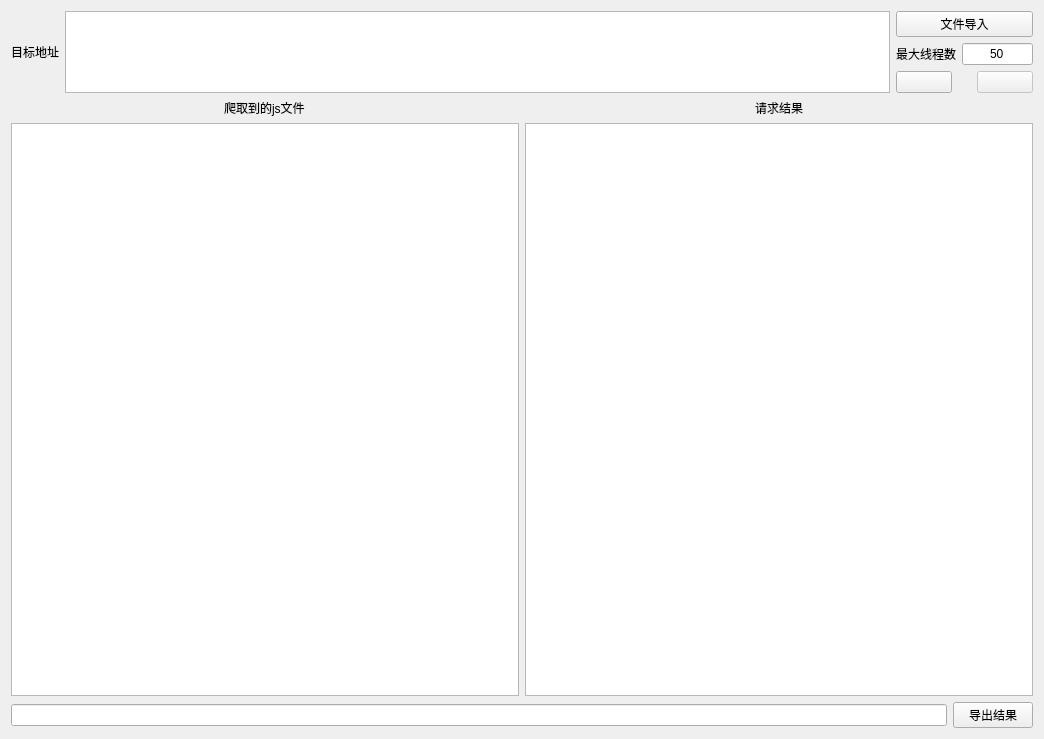
The window that ui/ui_main.ui (abcd1234564499sc/scanJSUrlThreading) describes before a commit, drawn with Qt 5.
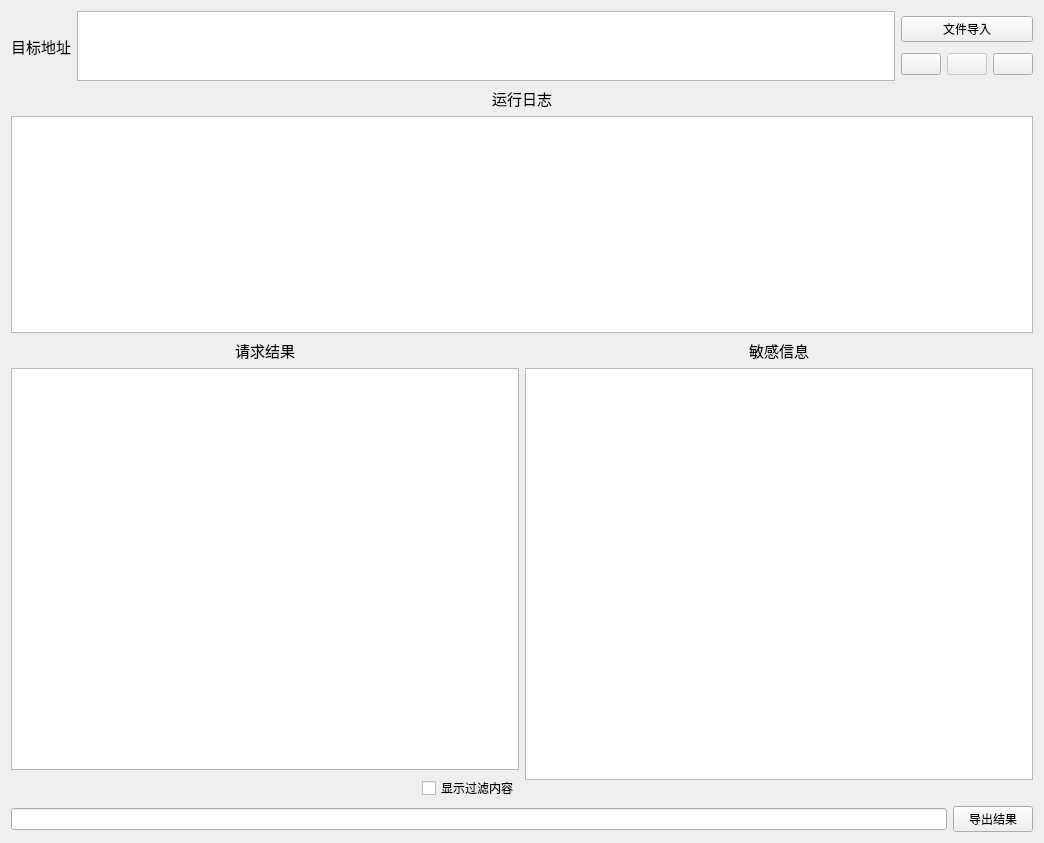
The same window after the commit. Icons and pictures are not drawn.

```diff
--- a/ui/ui_main.ui
+++ b/ui/ui_main.ui
@@ -7,7 +7,7 @@
     <x>0</x>
     <y>0</y>
     <width>1044</width>
-    <height>739</height>
+    <height>843</height>
    </rect>
   </property>
   <property name="windowTitle">
@@ -17,13 +17,19 @@
    <iconset resource="../resource/source.qrc">
     <normaloff>:/图片/icon.png</normaloff>:/图片/icon.png</iconset>
   </property>
-  <layout class="QVBoxLayout" name="verticalLayout_5">
+  <layout class="QVBoxLayout" name="verticalLayout_6">
    <item>
-    <layout class="QVBoxLayout" name="verticalLayout_4" stretch="1,121,1">
+    <layout class="QVBoxLayout" name="verticalLayout_5" stretch="1,8,15,1">
      <item>
-      <layout class="QHBoxLayout" name="horizontalLayout_5" stretch="0,12,2">
+      <layout class="QHBoxLayout" name="horizontalLayout_4">
        <item>
         <widget class="QLabel" name="label">
+         <property name="font">
+          <font>
+           <family>Arial</family>
+           <pointsize>11</pointsize>
+          </font>
+         </property>
          <property name="text">
           <string>目标地址</string>
          </property>
@@ -46,28 +52,7 @@
           </widget>
          </item>
          <item>
-          <layout class="QHBoxLayout" name="horizontalLayout_4" stretch="0,0">
-           <item alignment="Qt::AlignHCenter">
-            <widget class="QLabel" name="label_4">
-             <property name="text">
-              <string>最大线程数</string>
-             </property>
-            </widget>
-           </item>
-           <item alignment="Qt::AlignHCenter">
-            <widget class="QLineEdit" name="lineEdit">
-             <property name="text">
-              <string>50</string>
-             </property>
-             <property name="alignment">
-              <set>Qt::AlignCenter</set>
-             </property>
-            </widget>
-           </item>
-          </layout>
-         </item>
-         <item>
-          <layout class="QHBoxLayout" name="horizontalLayout_2" stretch="3,1,3">
+          <layout class="QHBoxLayout" name="horizontalLayout_2">
            <item>
             <widget class="QPushButton" name="pushButton">
              <property name="text">
@@ -79,19 +64,6 @@
              </property>
             </widget>
            </item>
-           <item>
-            <spacer name="horizontalSpacer">
-             <property name="orientation">
-              <enum>Qt::Horizontal</enum>
-             </property>
-             <property name="sizeHint" stdset="0">
-              <size>
-               <width>40</width>
-               <height>20</height>
-              </size>
-             </property>
-            </spacer>
-           </item>
            <item>
             <widget class="QPushButton" name="pushButton_2">
              <property name="enabled">
@@ -106,43 +78,114 @@
              </property>
             </widget>
            </item>
+           <item>
+            <widget class="QPushButton" name="pushButton_5">
+             <property name="text">
+              <string/>
+             </property>
+             <property name="icon">
+              <iconset resource="../resource/source.qrc">
+               <normaloff>:/图片/设置.png</normaloff>:/图片/设置.png</iconset>
+             </property>
+            </widget>
+           </item>
           </layout>
          </item>
         </layout>
        </item>
       </layout>
      </item>
+     <item>
+      <layout class="QVBoxLayout" name="verticalLayout_2">
+       <item alignment="Qt::AlignHCenter|Qt::AlignVCenter">
+        <widget class="QLabel" name="label_2">
+         <property name="font">
+          <font>
+           <family>Arial</family>
+           <pointsize>11</pointsize>
+           <weight>50</weight>
+           <bold>false</bold>
+          </font>
+         </property>
+         <property name="text">
+          <string>运行日志</string>
+         </property>
+        </widget>
+       </item>
+       <item>
+        <widget class="QTextEdit" name="textEdit">
+         <property name="readOnly">
+          <bool>true</bool>
+         </property>
+        </widget>
+       </item>
+      </layout>
+     </item>
      <item>
       <layout class="QHBoxLayout" name="horizontalLayout_3">
-       <item>
-        <layout class="QVBoxLayout" name="verticalLayout_2">
-         <item alignment="Qt::AlignHCenter|Qt::AlignVCenter">
-          <widget class="QLabel" name="label_2">
-           <property name="text">
-            <string>爬取到的js文件</string>
-           </property>
-          </widget>
-         </item>
-         <item>
-          <widget class="QTextEdit" name="textEdit">
-           <property name="readOnly">
-            <bool>true</bool>
-           </property>
-          </widget>
-         </item>
-        </layout>
-       </item>
        <item>
         <layout class="QVBoxLayout" name="verticalLayout">
          <item alignment="Qt::AlignHCenter">
           <widget class="QLabel" name="label_3">
+           <property name="font">
+            <font>
+             <family>Arial</family>
+             <pointsize>11</pointsize>
+             <weight>50</weight>
+             <bold>false</bold>
+            </font>
+           </property>
            <property name="text">
             <string>请求结果</string>
            </property>
           </widget>
          </item>
          <item>
-          <widget class="QTableWidget" name="tableWidget"/>
+          <widget class="QTableWidget" name="tableWidget">
+           <property name="sortingEnabled">
+            <bool>true</bool>
+           </property>
+          </widget>
+         </item>
+         <item alignment="Qt::AlignRight">
+          <widget class="QCheckBox" name="checkBox">
+           <property name="text">
+            <string>显示过滤内容</string>
+           </property>
+          </widget>
+         </item>
+        </layout>
+       </item>
+       <item>
+        <layout class="QVBoxLayout" name="verticalLayout_4">
+         <item alignment="Qt::AlignHCenter">
+          <widget class="QLabel" name="label_5">
+           <property name="font">
+            <font>
+             <family>Arial</family>
+             <pointsize>11</pointsize>
+             <weight>50</weight>
+             <bold>false</bold>
+            </font>
+           </property>
+           <property name="text">
+            <string>敏感信息</string>
+           </property>
+          </widget>
+         </item>
+         <item>
+          <widget class="QTableWidget" name="tableWidget_2">
+           <property name="sortingEnabled">
+            <bool>true</bool>
+           </property>
+          </widget>
+         </item>
+         <item>
+          <widget class="QLabel" name="label_4">
+           <property name="text">
+            <string/>
+           </property>
+          </widget>
          </item>
         </layout>
        </item>
```
Left out of the diff: 50 changed lines with no effect on the pictures.
